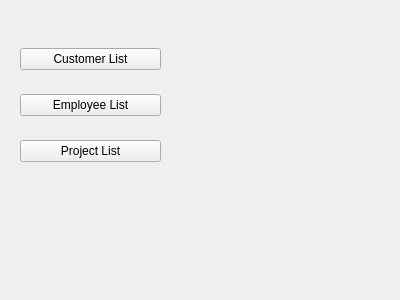
Qt form examples/demo/crm/client/init.ui (Wolframe/Wolframe) before a commit.
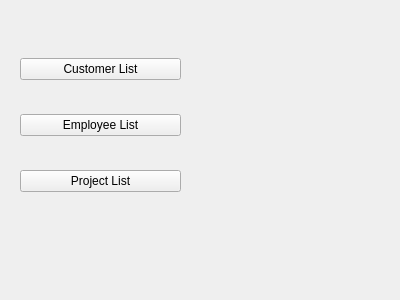
The same form after that commit.

Diff of the .ui file:
```diff
--- a/examples/demo/crm/client/init.ui
+++ b/examples/demo/crm/client/init.ui
@@ -18,8 +18,8 @@
     <rect>
      <x>20</x>
      <y>30</y>
-     <width>141</width>
-     <height>151</height>
+     <width>161</width>
+     <height>191</height>
     </rect>
    </property>
    <layout class="QVBoxLayout" name="verticalLayout">
```
